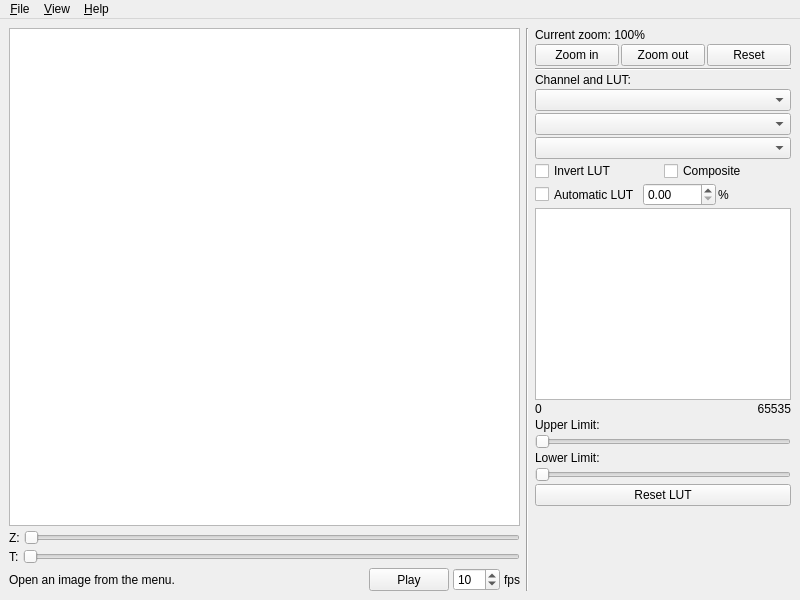
First picture: the form in ui/mainwindow.ui, repository takushim/momotrack, before the edit.
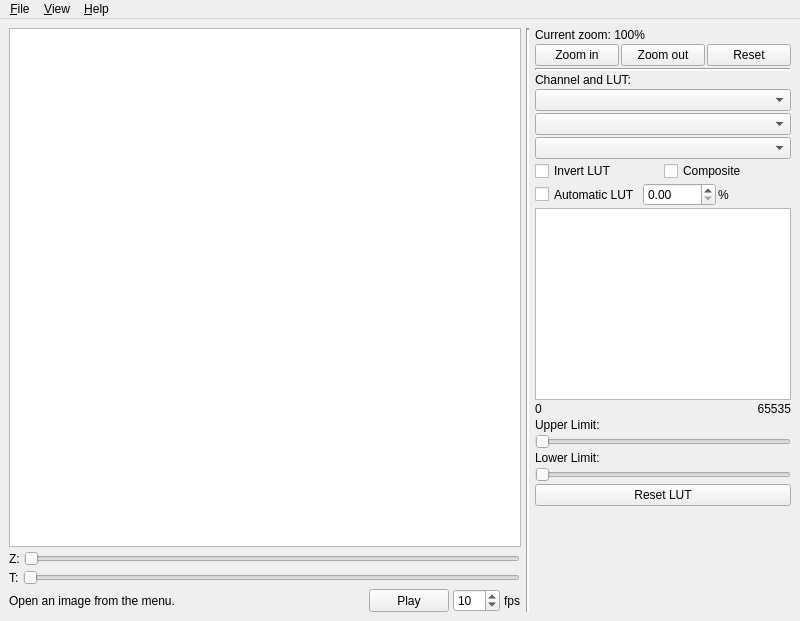
Second picture: the form after the edit.

Commit message: Implemented image slideshow

```diff
--- a/ui/mainwindow.ui
+++ b/ui/mainwindow.ui
@@ -7,7 +7,7 @@
     <x>0</x>
     <y>0</y>
     <width>800</width>
-    <height>600</height>
+    <height>621</height>
    </rect>
   </property>
   <property name="sizePolicy">
@@ -34,8 +34,8 @@
    </property>
    <property name="minimumSize">
     <size>
-     <width>400</width>
-     <height>300</height>
+     <width>800</width>
+     <height>600</height>
     </size>
    </property>
    <layout class="QGridLayout" name="gridLayout">
@@ -59,8 +59,8 @@
          <widget class="QGraphicsView" name="gview_image">
           <property name="minimumSize">
            <size>
-            <width>0</width>
-            <height>0</height>
+            <width>512</width>
+            <height>512</height>
            </size>
           </property>
           <property name="autoFillBackground">
@@ -195,7 +195,7 @@
              </sizepolicy>
             </property>
             <property name="minimum">
-             <number>1</number>
+             <number>5</number>
             </property>
             <property name="maximum">
              <number>100</number>
@@ -224,6 +224,9 @@
       </item>
       <item>
        <widget class="Line" name="vline_panel">
+        <property name="lineWidth">
+         <number>2</number>
+        </property>
         <property name="orientation">
          <enum>Qt::Vertical</enum>
         </property>
@@ -275,6 +278,9 @@
         </item>
         <item>
          <widget class="Line" name="hline_panel">
+          <property name="lineWidth">
+           <number>2</number>
+          </property>
           <property name="orientation">
            <enum>Qt::Horizontal</enum>
           </property>
```
Left out of the diff: 3 changed lines with no effect on the pictures. The commit also changes 2 other files.
